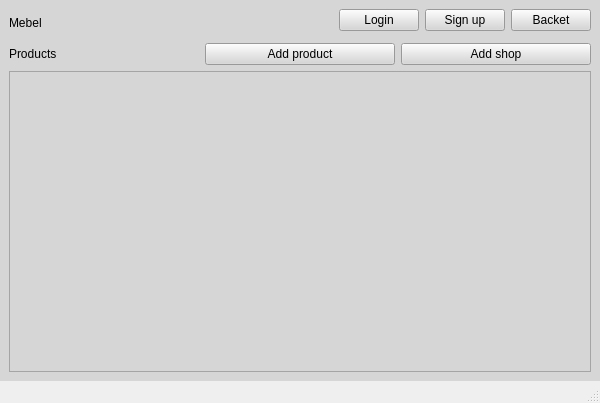
Above: Mebel_aplication/mainwindow.ui from ValeZh/Project_mebel before the change. Below: the same form after it.
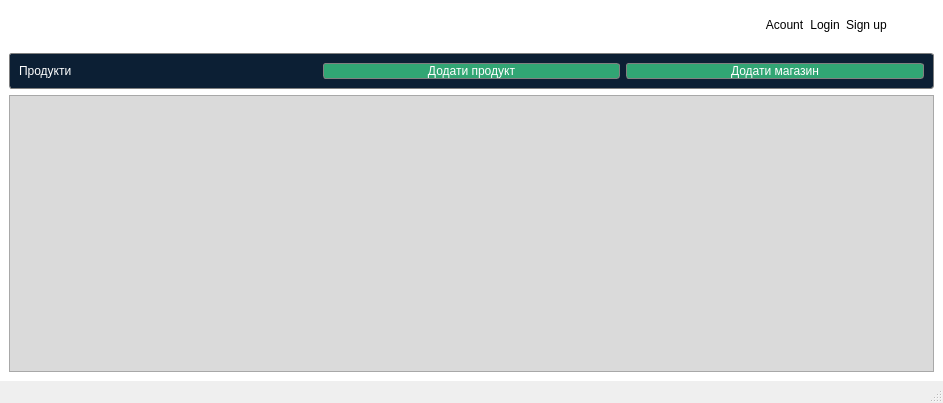
That is the form after the change. Icons and pictures are not drawn.

```diff
--- a/Mebel_aplication/mainwindow.ui
+++ b/Mebel_aplication/mainwindow.ui
@@ -6,7 +6,7 @@
    <rect>
     <x>0</x>
     <y>0</y>
-    <width>600</width>
+    <width>943</width>
     <height>403</height>
    </rect>
   </property>
@@ -15,17 +15,27 @@
   </property>
   <widget class="QWidget" name="centralwidget">
    <property name="styleSheet">
-    <string notr="true">background-color: rgb(214, 214, 214);</string>
+    <string notr="true">background-color: rgb(255, 255, 255);</string>
    </property>
    <layout class="QVBoxLayout" name="verticalLayout_3">
     <item>
+     <widget class="QFrame" name="upframe">
      <layout class="QHBoxLayout" name="horizontalLayout_2">
       <item>
        <layout class="QVBoxLayout" name="verticalLayout_8">
         <item>
          <widget class="QLabel" name="label">
-          <property name="text">
-           <string>Mebel</string>
+           <property name="pixmap">
+            <pixmap resource="resources.qrc">:/icons/Mebel-removebg-preview.png</pixmap>
+           </property>
+           <property name="scaledContents">
+            <bool>false</bool>
+           </property>
+           <property name="alignment">
+            <set>Qt::AlignLeading|Qt::AlignLeft|Qt::AlignTop</set>
+           </property>
+           <property name="textInteractionFlags">
+            <set>Qt::NoTextInteraction</set>
           </property>
          </widget>
         </item>
@@ -35,8 +45,27 @@
        <layout class="QVBoxLayout" name="verticalLayout_7">
         <item>
          <layout class="QHBoxLayout" name="horizontalLayout_5">
+           <item>
+            <widget class="QPushButton" name="acount">
+             <property name="styleSheet">
+              <string notr="true">border: 1px solid gray;
+border-radius: 3px;
+font: 700 10pt &quot;Segoe UI&quot;;
+border:none;</string>
+             </property>
+             <property name="text">
+              <string>Acount</string>
+             </property>
+            </widget>
+           </item>
           <item>
            <widget class="QPushButton" name="login">
+             <property name="styleSheet">
+              <string notr="true">border: 1px solid gray;
+border-radius: 3px;
+font: 700 10pt &quot;Segoe UI&quot;;
+border:none;</string>
+             </property>
             <property name="text">
              <string>Login</string>
             </property>
@@ -44,15 +73,43 @@
           </item>
           <item>
            <widget class="QPushButton" name="signUp">
+             <property name="styleSheet">
+              <string notr="true">border: 1px solid gray;
+border-radius: 3px;
+font: 700 10pt &quot;Segoe UI&quot;;
+border:none;</string>
+             </property>
             <property name="text">
              <string>Sign up</string>
             </property>
            </widget>
           </item>
           <item>
-           <widget class="QPushButton" name="pushButton_6">
+            <widget class="QPushButton" name="basket">
+             <property name="autoFillBackground">
+              <bool>false</bool>
+             </property>
+             <property name="styleSheet">
+              <string notr="true">border:none;</string>
+             </property>
             <property name="text">
-             <string>Backet</string>
+              <string/>
+             </property>
+             <property name="icon">
+              <iconset resource="resources.qrc">
+               <normaloff>:/icons/free-icon-shopping-cart-481384.png</normaloff>:/icons/free-icon-shopping-cart-481384.png</iconset>
+             </property>
+             <property name="iconSize">
+              <size>
+               <width>20</width>
+               <height>20</height>
+              </size>
+             </property>
+             <property name="shortcut">
+              <string/>
+             </property>
+             <property name="checkable">
+              <bool>false</bool>
             </property>
            </widget>
           </item>
@@ -78,37 +135,68 @@
        </layout>
       </item>
      </layout>
+     </widget>
     </item>
     <item>
+     <widget class="QFrame" name="frame_2">
+      <property name="styleSheet">
+       <string notr="true">background-color: #0c1f34;color: white;
+font: 700 11pt &quot;Segoe UI&quot;;
+border: 1px solid gray;
+border-radius: 3px;</string>
+      </property>
      <layout class="QHBoxLayout" name="horizontalLayout_7">
       <item>
        <widget class="QLabel" name="label_2">
+         <property name="styleSheet">
+          <string notr="true">color: white;
+font: 700 11pt &quot;Segoe UI&quot;;
+border:none;
+</string>
+         </property>
+         <property name="frameShape">
+          <enum>QFrame::Box</enum>
+         </property>
         <property name="text">
-         <string>Products</string>
+          <string>Продукти</string>
         </property>
        </widget>
       </item>
       <item>
        <widget class="QPushButton" name="addProdButt">
+         <property name="styleSheet">
+          <string notr="true">background-color: rgb(49, 166, 116);
+border: 1px solid gray;
+border-radius: 3px;</string>
+         </property>
         <property name="text">
-         <string>Add product</string>
+          <string>Додати продукт</string>
         </property>
        </widget>
       </item>
       <item>
        <widget class="QPushButton" name="addShopBut">
+         <property name="styleSheet">
+          <string notr="true">background-color: rgb(49, 166, 116);
+border: 1px solid gray;
+border-radius: 3px;</string>
+         </property>
         <property name="text">
-         <string>Add shop</string>
+          <string>Додати магазин</string>
         </property>
        </widget>
       </item>
      </layout>
+     </widget>
     </item>
     <item>
      <layout class="QHBoxLayout" name="horizontalLayout_13"/>
     </item>
     <item>
      <widget class="QScrollArea" name="scrollArea">
+      <property name="styleSheet">
+       <string notr="true">background-color: rgb(218, 218, 218);</string>
+      </property>
       <property name="widgetResizable">
        <bool>true</bool>
       </property>
@@ -117,8 +205,8 @@
         <rect>
          <x>0</x>
          <y>0</y>
-         <width>580</width>
-         <height>248</height>
+         <width>923</width>
+         <height>143</height>
         </rect>
        </property>
       </widget>
```
Left out of the diff: 20 changed lines with no effect on the pictures. Lines whose indentation alone changed are shown as unchanged.
